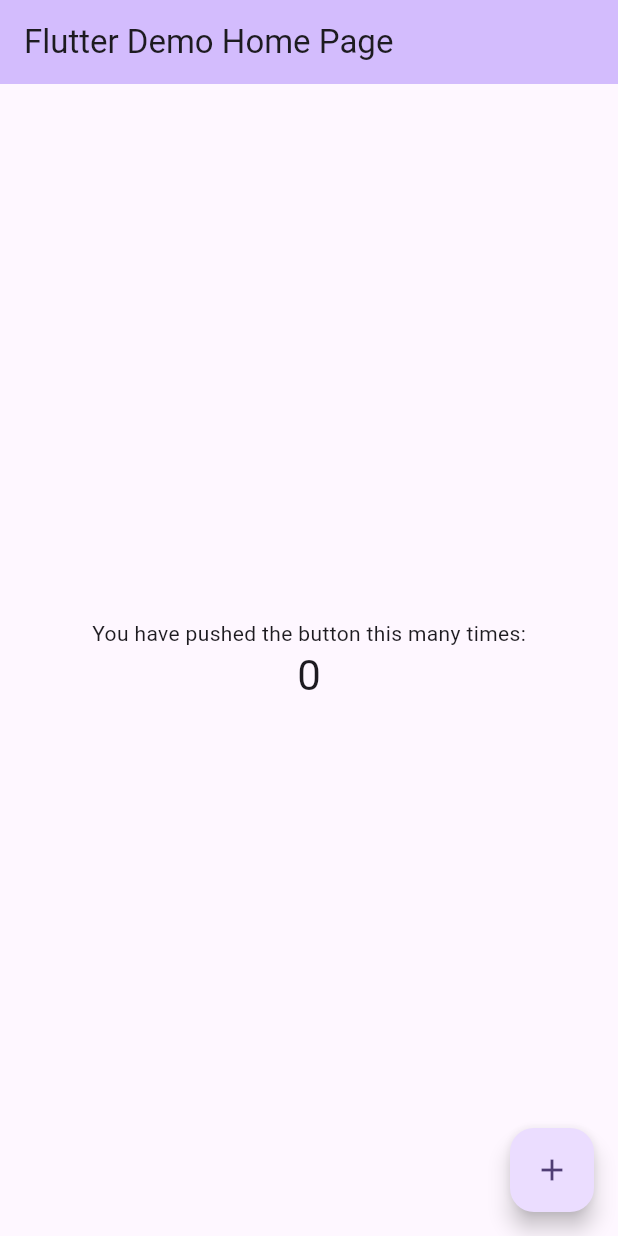
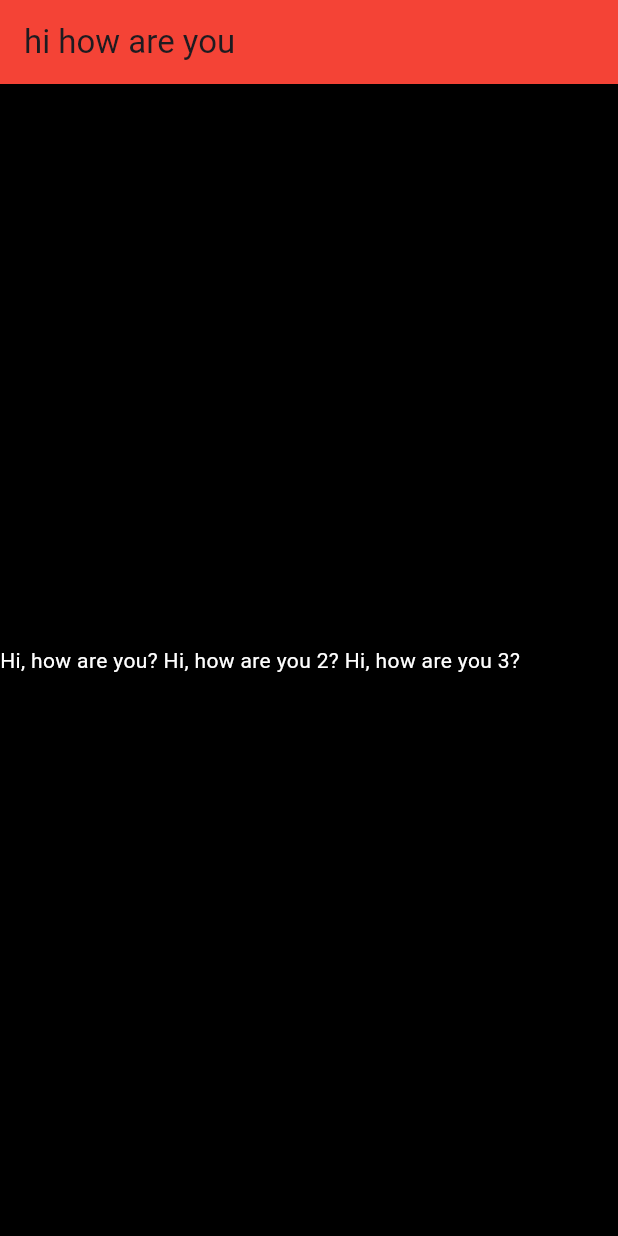
Before and after one commit to AbobakarSadeeq/paen_habit_tracker, a Flutter app: the screen it shows after launch, on a phone screen of 412 x 824 dp. Run offline on Flutter 3.47's test engine with Material 3 defaults, Android fonts, the phone set to English and light mode, and no system bars; our stand-ins replace go_router, sqflite; accounts and stored records are empty.

Commit message:
some widgets added

```diff
--- /dev/null
+++ b/lib/home/screens/home_screen.dart
@@ -0,0 +1,58 @@
+import 'package:flutter/material.dart';
+
+class HomeScreen extends StatefulWidget {
+  const HomeScreen({super.key});
+
+  @override
+  _HomeScreen createState() => _HomeScreen();
+}
+
+class _HomeScreen extends State<HomeScreen> {
+  @override
+  void initState() {
+    super.initState();
+    _initializeHome();
+  }
+
+  Future<void> _initializeHome() async {
+    WidgetsBinding.instance.addPostFrameCallback((_) async {});
+  }
+
+  @override
+  Widget build(BuildContext context) {
+    return MaterialApp(
+      home: Scaffold(
+        appBar: AppBar(
+          title: Text('hi how are you'),
+          backgroundColor: Colors.red,
+        ),
+        body: Container(
+            color: Colors.black,
+            height: double.infinity,
+            width: double.infinity,
+            child: Row(
+              children: [
+                Container(
+                  child: Text(
+                    'Hi, how are you? ',
+                    style: TextStyle(color: Colors.white),
+                  ),
+                ),
+                Container(
+                  child: Text(
+                    'Hi, how are you 2? ',
+                    style: TextStyle(color: Colors.white),
+                  ),
+                ),
+                Container(
+                  child: Text(
+                    'Hi, how are you 3? ',
+                    style: TextStyle(color: Colors.white),
+                  ),
+                ),
+              ],
+            )),
+      ),
+    );
+  }
+}
--- a/lib/main.dart
+++ b/lib/main.dart
@@ -1,125 +1,32 @@
 import 'package:flutter/material.dart';
+import 'package:go_router/go_router.dart';
+import 'package:paen_habit_tracker/route/router.dart';
 
 void main() {
-  runApp(const MyApp());
+  final AppRoute appRoute = AppRoute();
+  runApp(MyApp(router: appRoute.router));
 }
 
-class MyApp extends StatelessWidget {
-  const MyApp({super.key});
-  final String myFirstVar = "hi how are you";
-  // This widget is the root of your application.
+class MyApp extends StatefulWidget {
+  final GoRouter router;
+
+  MyApp({required this.router});
+
   @override
-  Widget build(BuildContext context) {
-    return MaterialApp(
-      title: 'Flutter Demo',
-      theme: ThemeData(
-        // This is the theme of your application.
-        //
-        // TRY THIS: Try running your application with "flutter run". You'll see
-        // the application has a purple toolbar. Then, without quitting the app,
-        // try changing the seedColor in the colorScheme below to Colors.green
-        // and then invoke "hot reload" (save your changes or press the "hot
-        // reload" button in a Flutter-supported IDE, or press "r" if you used
-        // the command line to start the app).
-        //
-        // Notice that the counter didn't reset back to zero; the application
-        // state is not lost during the reload. To reset the state, use hot
-        // restart instead.
-        //
-        // This works for code too, not just values: Most code changes can be
-        // tested with just a hot reload.
-        colorScheme: ColorScheme.fromSeed(seedColor: Colors.deepPurple),
-        useMaterial3: true,
-      ),
-      home: const MyHomePage(title: 'Flutter Demo Home Page'),
-    );
-  }
+  _MyAppState createState() => _MyAppState();
 }
 
-class MyHomePage extends StatefulWidget {
-  const MyHomePage({super.key, required this.title});
-
-  // This widget is the home page of your application. It is stateful, meaning
-  // that it has a State object (defined below) that contains fields that affect
-  // how it looks.
-
-  // This class is the configuration for the state. It holds the values (in this
-  // case the title) provided by the parent (in this case the App widget) and
-  // used by the build method of the State. Fields in a Widget subclass are
-  // always marked "final".
-
-  final String title;
-
+class _MyAppState extends State<MyApp> with WidgetsBindingObserver {
   @override
-  State<MyHomePage> createState() => _MyHomePageState();
-}
-
-class _MyHomePageState extends State<MyHomePage> {
-  int _counter = 0;
-
-  void _incrementCounter() {
-    setState(() {
-      // This call to setState tells the Flutter framework that something has
-      // changed in this State, which causes it to rerun the build method below
-      // so that the display can reflect the updated values. If we changed
-      // _counter without calling setState(), then the build method would not be
-      // called again, and so nothing would appear to happen.
-      _counter++;
-    });
+  void initState() {
+    super.initState();
+    WidgetsBinding.instance.addPostFrameCallback((_) async {});
   }
 
   @override
   Widget build(BuildContext context) {
-    // This method is rerun every time setState is called, for instance as done
-    // by the _incrementCounter method above.
-    //
-    // The Flutter framework has been optimized to make rerunning build methods
-    // fast, so that you can just rebuild anything that needs updating rather
-    // than having to individually change instances of widgets.
-    return Scaffold(
-      appBar: AppBar(
-        // TRY THIS: Try changing the color here to a specific color (to
-        // Colors.amber, perhaps?) and trigger a hot reload to see the AppBar
-        // change color while the other colors stay the same.
-        backgroundColor: Theme.of(context).colorScheme.inversePrimary,
-        // Here we take the value from the MyHomePage object that was created by
-        // the App.build method, and use it to set our appbar title.
-        title: Text(widget.title),
-      ),
-      body: Center(
-        // Center is a layout widget. It takes a single child and positions it
-        // in the middle of the parent.
-        child: Column(
-          // Column is also a layout widget. It takes a list of children and
-          // arranges them vertically. By default, it sizes itself to fit its
-          // children horizontally, and tries to be as tall as its parent.
-          //
-          // Column has various properties to control how it sizes itself and
-          // how it positions its children. Here we use mainAxisAlignment to
-          // center the children vertically; the main axis here is the vertical
-          // axis because Columns are vertical (the cross axis would be
-          // horizontal).
-          //
-          // TRY THIS: Invoke "debug painting" (choose the "Toggle Debug Paint"
-          // action in the IDE, or press "p" in the console), to see the
-          // wireframe for each widget.
-          mainAxisAlignment: MainAxisAlignment.center,
-          children: <Widget>[
-            const Text(
-              'You have pushed the button this many times:',
-            ),
-            Text(
-              '$_counter',
-              style: Theme.of(context).textTheme.headlineMedium,
-            ),
-          ],
-        ),
-      ),
-      floatingActionButton: FloatingActionButton(
-        onPressed: _incrementCounter,
-        tooltip: 'Increment',
-        child: const Icon(Icons.add),
-      ), // This trailing comma makes auto-formatting nicer for build methods.
+    return MaterialApp.router(
+      routerConfig: widget.router,
     );
   }
 }
```
Also changed, not shown: lib/home/screens/home_add_habit_modal.dart (added, +26 -0 lines), lib/route/router.dart (added, +36 -0 lines).
